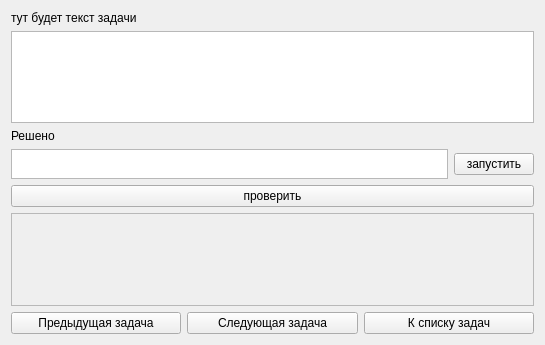
Above: FormTask.ui from kocheshkovdmitriy/PyQT_project before the change. Below: the same form after it.
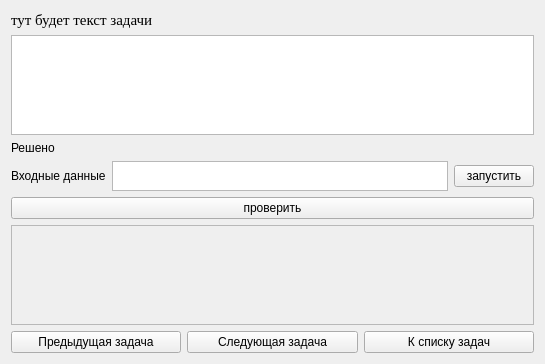
That is the form after the change.

The edit to the form file:
```diff
--- a/FormTask.ui
+++ b/FormTask.ui
@@ -7,7 +7,7 @@
     <x>0</x>
     <y>0</y>
     <width>545</width>
-    <height>345</height>
+    <height>364</height>
    </rect>
   </property>
   <property name="sizePolicy">
@@ -34,6 +34,14 @@
   <layout class="QVBoxLayout" name="verticalLayout">
    <item>
     <widget class="QLabel" name="label_task">
+     <property name="font">
+      <font>
+       <family>Times New Roman</family>
+       <pointsize>11</pointsize>
+       <weight>50</weight>
+       <bold>false</bold>
+      </font>
+     </property>
      <property name="text">
       <string>тут будет текст задачи</string>
      </property>
@@ -54,6 +62,13 @@
    </item>
    <item>
     <layout class="QHBoxLayout" name="horizontalLayout">
+     <item>
+      <widget class="QLabel" name="label_input">
+       <property name="text">
+        <string>Входные данные</string>
+       </property>
+      </widget>
+     </item>
      <item>
       <widget class="QTextEdit" name="input_data">
        <property name="maximumSize">
```
